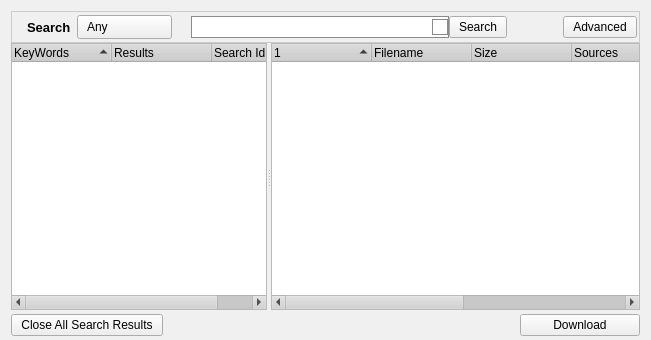
RetroShare/RetroShare, file retroshare-gui/src/gui/SearchDialog.ui: the form before one commit.
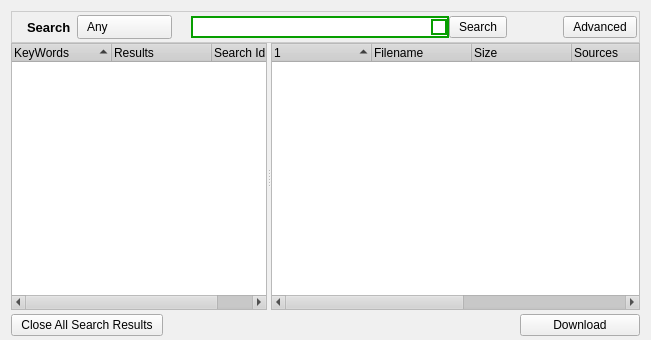
The form after the commit. Icons and pictures are not drawn. Custom widgets are drawn as their Qt base class.

Commit message: fixed stlesheets for Search LineEdit's frame, use now 3 chars for search

Patch:
```diff
--- a/retroshare-gui/src/gui/SearchDialog.ui
+++ b/retroshare-gui/src/gui/SearchDialog.ui
@@ -734,7 +734,7 @@
            </size>
           </property>
           <property name="styleSheet">
-           <string notr="true">border: 1px solid #8B8B8B;
+           <string notr="true">border: 2px solid #079E00;
 background: white;</string>
           </property>
           <property name="frameShape">
```
The commit also changes 1 other file.
